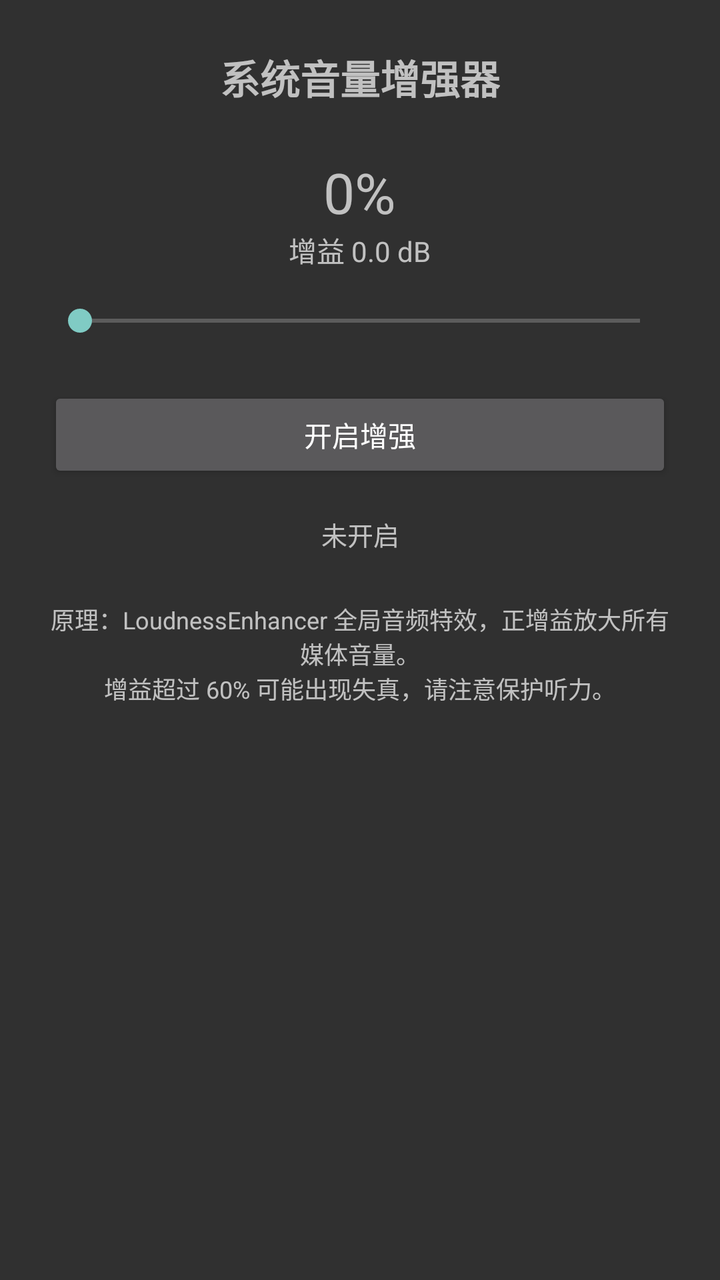
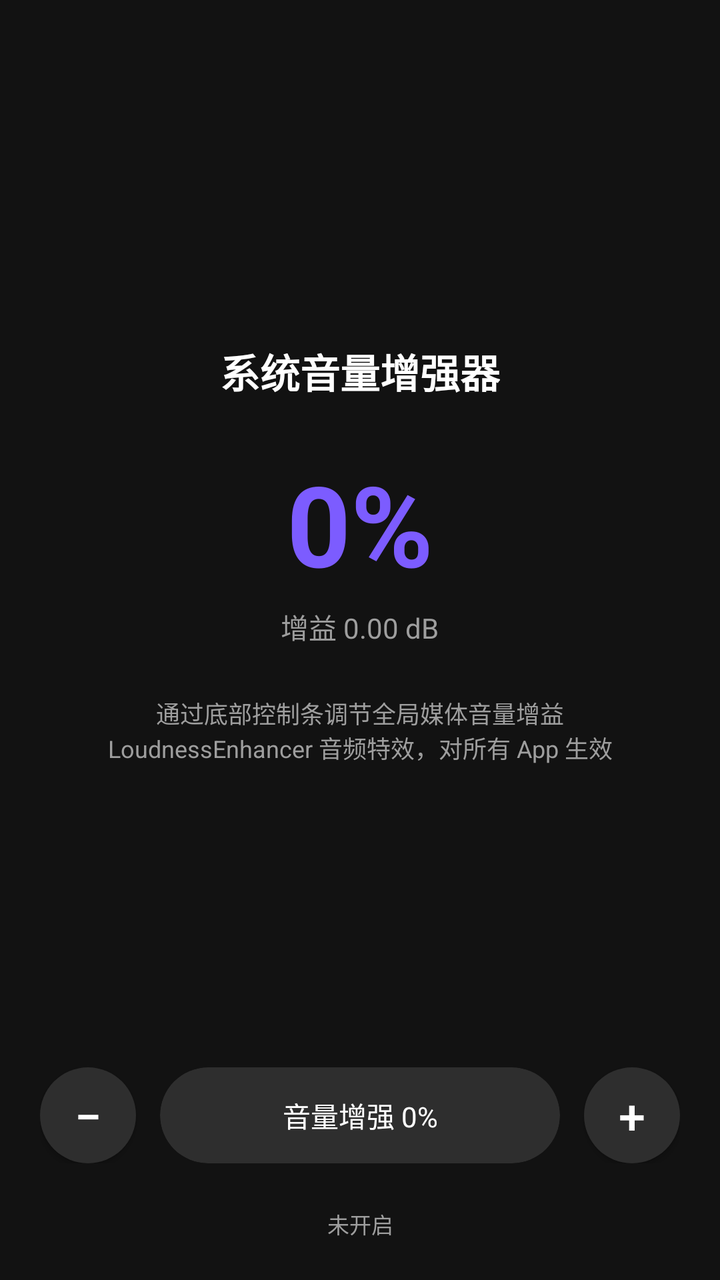

Before-and-after screenshots of an Android layout around one commit, followed by the original layout XML and the change that was made.
<!-- AndroidManifest.xml: application theme AppTheme -->
<!-- res/layout/activity_main.xml -->
<?xml version="1.0" encoding="utf-8"?>
<LinearLayout xmlns:android="http://schemas.android.com/apk/res/android"
    android:layout_width="match_parent"
    android:layout_height="match_parent"
    android:orientation="vertical"
    android:gravity="center_horizontal"
    android:padding="24dp">

    <TextView
        android:layout_width="wrap_content"
        android:layout_height="wrap_content"
        android:text="系统音量增强器"
        android:textSize="20sp"
        android:textStyle="bold" />

    <TextView
        android:id="@+id/tv_gain"
        android:layout_width="wrap_content"
        android:layout_height="wrap_content"
        android:layout_marginTop="24dp"
        android:textSize="28sp"
        android:text="0%" />

    <TextView
        android:id="@+id/tv_db"
        android:layout_width="wrap_content"
        android:layout_height="wrap_content"
        android:textSize="14sp"
        android:text="增益 0.0 dB" />

    <SeekBar
        android:id="@+id/seek_bar"
        android:layout_width="match_parent"
        android:layout_height="wrap_content"
        android:layout_marginTop="16dp"
        android:max="100" />

    <Button
        android:id="@+id/btn_toggle"
        android:layout_width="match_parent"
        android:layout_height="wrap_content"
        android:layout_marginTop="24dp"
        android:text="开启增强" />

    <TextView
        android:id="@+id/tv_status"
        android:layout_width="match_parent"
        android:layout_height="wrap_content"
        android:layout_marginTop="16dp"
        android:gravity="center"
        android:textSize="13sp"
        android:text="未开启" />

    <TextView
        android:layout_width="match_parent"
        android:layout_height="wrap_content"
        android:layout_marginTop="24dp"
        android:gravity="center"
        android:textSize="12sp"
        android:text="原理：LoudnessEnhancer 全局音频特效，正增益放大所有媒体音量。\n增益超过 60% 可能出现失真，请注意保护听力。" />

</LinearLayout>
<!-- resources referenced by this layout -->
<resources>
  <style name="AppTheme" parent="@android:style/Theme.Holo.NoActionBar" />
</resources>

<!-- the commit's change to res/layout/activity_main.xml (unified diff, before → after) -->
@@ -3,60 +3,159 @@
     android:layout_width="match_parent"
     android:layout_height="match_parent"
     android:orientation="vertical"
-    android:gravity="center_horizontal"
-    android:padding="24dp">
+    android:background="@color/bg"
+    android:padding="20dp">
 
-    <TextView
-        android:layout_width="wrap_content"
-        android:layout_height="wrap_content"
-        android:text="系统音量增强器"
-        android:textSize="20sp"
-        android:textStyle="bold" />
+    
+    <LinearLayout
+        android:layout_width="match_parent"
+        android:layout_height="0dp"
+        android:layout_weight="1"
+        android:orientation="vertical"
+        android:gravity="center">
 
-    <TextView
-        android:id="@+id/tv_gain"
-        android:layout_width="wrap_content"
-        android:layout_height="wrap_content"
-        android:layout_marginTop="24dp"
-        android:textSize="28sp"
-        android:text="0%" />
+        <TextView
+            android:layout_width="wrap_content"
+            android:layout_height="wrap_content"
+            android:text="系统音量增强器"
+            android:textSize="20sp"
+            android:textStyle="bold"
+            android:textColor="@color/text_primary" />
 
-    <TextView
-        android:id="@+id/tv_db"
-        android:layout_width="wrap_content"
-        android:layout_height="wrap_content"
-        android:textSize="14sp"
-        android:text="增益 0.0 dB" />
+        <TextView
+            android:id="@+id/tv_gain"
+            android:layout_width="wrap_content"
+            android:layout_height="wrap_content"
+            android:layout_marginTop="24dp"
+            android:text="0%"
+            android:textSize="56sp"
+            android:textStyle="bold"
+            android:textColor="@color/purple" />
 
-    <SeekBar
-        android:id="@+id/seek_bar"
+        <TextView
+            android:id="@+id/tv_db"
+            android:layout_width="wrap_content"
+            android:layout_height="wrap_content"
+            android:layout_marginTop="4dp"
+            android:text="增益 0.00 dB"
+            android:textSize="14sp"
+            android:textColor="@color/text_secondary" />
+
+        <TextView
+            android:layout_width="match_parent"
+            android:layout_height="wrap_content"
+            android:layout_marginTop="24dp"
+            android:gravity="center"
+            android:text="通过底部控制条调节全局媒体音量增益\nLoudnessEnhancer 音频特效，对所有 App 生效"
+            android:textSize="12sp"
+            android:textColor="@color/text_secondary" />
+    </LinearLayout>
+
+    
+    <LinearLayout
         android:layout_width="match_parent"
         android:layout_height="wrap_content"
-        android:layout_marginTop="16dp"
-        android:max="100" />
+        android:orientation="vertical">
 
-    <Button
-        android:id="@+id/btn_toggle"
-        android:layout_width="match_parent"
-        android:layout_height="wrap_content"
-        android:layout_marginTop="24dp"
-        android:text="开启增强" />
+        <TextView
+            android:id="@+id/btn_close"
+            android:layout_width="wrap_content"
+            android:layout_height="wrap_content"
+            android:layout_gravity="right"
+            android:padding="8dp"
+            android:text="关闭增强"
+            android:textSize="13sp"
+            android:textColor="@color/text_secondary"
+            android:visibility="gone" />
 
-    <TextView
-        android:id="@+id/tv_status"
-        android:layout_width="match_parent"
-        android:layout_height="wrap_content"
-        android:layout_marginTop="16dp"
-        android:gravity="center"
-        android:textSize="13sp"
-        android:text="未开启" />
+        
+        <LinearLayout
+            android:layout_width="match_parent"
+            android:layout_height="wrap_content"
+            android:orientation="horizontal"
+            android:gravity="center_vertical">
 
-    <TextView
-        android:layout_width="match_parent"
-        android:layout_height="wrap_content"
-        android:layout_marginTop="24dp"
-        android:gravity="center"
-        android:textSize="12sp"
-        android:text="原理：LoudnessEnhancer 全局音频特效，正增益放大所有媒体音量。\n增益超过 60% 可能出现失真，请注意保护听力。" />
+            <Button
+                android:id="@+id/btn_minus"
+                android:layout_width="48dp"
+                android:layout_height="48dp"
+                android:background="@drawable/bg_circle_btn"
+                android:text="−"
+                android:textSize="24sp"
+                android:textColor="@color/text_primary" />
 
+            <FrameLayout
+                android:id="@+id/pill"
+                android:layout_width="0dp"
+                android:layout_height="48dp"
+                android:layout_weight="1"
+                android:layout_marginStart="12dp"
+                android:layout_marginEnd="12dp"
+                android:background="@drawable/bg_pill"
+                android:clipChildren="true"
+                android:clipToOutline="true">
+
+                <LinearLayout
+                    android:layout_width="match_parent"
+                    android:layout_height="match_parent"
+                    android:orientation="horizontal">
+
+                    <View
+                        android:id="@+id/pill_fill"
+                        android:layout_width="0dp"
+                        android:layout_height="match_parent"
+                        android:layout_weight="0"
+                        android:background="@drawable/bg_pill_fill" />
+
+                    <View
+                        android:id="@+id/pill_rest"
+                        android:layout_width="0dp"
+                        android:layout_height="match_parent"
+                        android:layout_weight="100" />
+                </LinearLayout>
+
+                <TextView
+                    android:id="@+id/pill_text"
+                    android:layout_width="match_parent"
+                    android:layout_height="match_parent"
+                    android:gravity="center"
+                    android:text="音量增强 0%"
+                    android:textSize="14sp"
+                    android:textColor="@color/text_primary" />
+            </FrameLayout>
+
+            <Button
+                android:id="@+id/btn_plus"
+                android:layout_width="48dp"
+                android:layout_height="48dp"
+                android:background="@drawable/bg_circle_btn"
+                android:text="+"
+                android:textSize="24sp"
+                android:textColor="@color/text_primary" />
+        </LinearLayout>
+
+        
+        <HorizontalScrollView
+            android:layout_width="match_parent"
+            android:layout_height="wrap_content"
+            android:layout_marginTop="12dp"
+            android:scrollbars="none">
+
+            <LinearLayout
+                android:id="@+id/presets"
+                android:layout_width="wrap_content"
+                android:layout_height="wrap_content"
+                android:orientation="horizontal" />
+        </HorizontalScrollView>
+
+        <TextView
+            android:id="@+id/tv_status"
+            android:layout_width="match_parent"
+            android:layout_height="wrap_content"
+            android:layout_marginTop="10dp"
+            android:gravity="center"
+            android:text="未开启"
+            android:textSize="11sp"
+            android:textColor="@color/text_secondary" />
+    </LinearLayout>
 </LinearLayout>
<!-- resource entries referenced after the edit -->
@@ -1,5 +1,27 @@
 <!-- resources referenced by this layout -->
 <resources>
+  <color name="bg">#121212</color>
+  <color name="purple">#7C5CFF</color>
+  <color name="text_primary">#FFFFFF</color>
+  <color name="text_secondary">#9E9E9E</color>
+  <!-- drawable bg_circle_btn (drawable) -->
+  <?xml version="1.0" encoding="utf-8"?>
+  <shape xmlns:android="http://schemas.android.com/apk/res/android" android:shape="oval">
+      <solid android:color="@color/pill_bg" />
+  </shape>
+  <!-- drawable bg_pill (drawable) -->
+  <?xml version="1.0" encoding="utf-8"?>
+  <shape xmlns:android="http://schemas.android.com/apk/res/android" android:shape="rectangle">
+      <corners android:radius="24dp" />
+      <solid android:color="@color/pill_bg" />
+  </shape>
+  <!-- drawable bg_pill_fill (drawable) -->
+  <?xml version="1.0" encoding="utf-8"?>
+  <shape xmlns:android="http://schemas.android.com/apk/res/android" android:shape="rectangle">
+      <corners android:radius="24dp" />
+      <solid android:color="@color/purple" />
+  </shape>
   <style name="AppTheme" parent="@android:style/Theme.Holo.NoActionBar" />
+  <color name="pill_bg">#2E2E2E</color>
 </resources>
 
